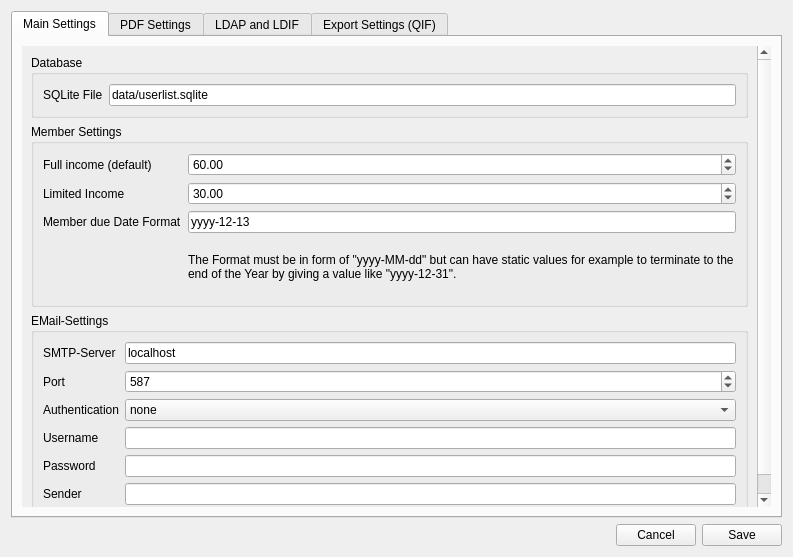
First picture: the form in forms/settings.ui, repository LukyLuke/PiTres, before the edit.
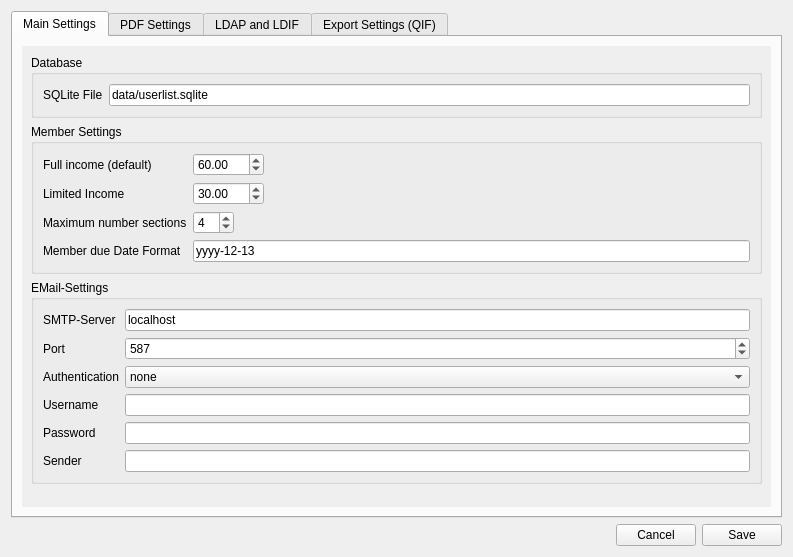
Second picture: the form after the edit.

Commit message: Added FIO and special texts and logos for Section on invoices

What changed in the file:
```diff
--- a/forms/settings.ui
+++ b/forms/settings.ui
@@ -86,6 +86,9 @@
               <string>Member Settings</string>
              </property>
              <layout class="QFormLayout" name="formLayout_6">
+              <property name="fieldGrowthPolicy">
+               <enum>QFormLayout::ExpandingFieldsGrow</enum>
+              </property>
               <item row="0" column="0">
                <widget class="QLabel" name="label_23">
                 <property name="text">
@@ -121,35 +124,36 @@
                </widget>
               </item>
               <item row="2" column="0">
+               <widget class="QLabel" name="labelrecommendationsMaxSections">
+                <property name="text">
+                 <string>Maximum number sections</string>
+                </property>
+               </widget>
+              </item>
+              <item row="2" column="1">
+               <widget class="QSpinBox" name="maxNumSections">
+                <property name="minimum">
+                 <number>1</number>
+                </property>
+                <property name="value">
+                 <number>4</number>
+                </property>
+               </widget>
+              </item>
+              <item row="3" column="0">
                <widget class="QLabel" name="label_29">
                 <property name="text">
                  <string>Member due Date Format</string>
                 </property>
                </widget>
               </item>
-              <item row="2" column="1">
+              <item row="3" column="1">
                <widget class="QLineEdit" name="memberDueDate">
                 <property name="text">
                  <string>yyyy-12-13</string>
                 </property>
                </widget>
               </item>
-              <item row="3" column="1">
-               <widget class="QLabel" name="label_30">
-                <property name="sizePolicy">
-                 <sizepolicy hsizetype="Expanding" vsizetype="Preferred">
-                  <horstretch>0</horstretch>
-                  <verstretch>0</verstretch>
-                 </sizepolicy>
-                </property>
-                <property name="text">
-                 <string>The Format must be in form of &quot;yyyy-MM-dd&quot; but can have static values for example to terminate to the end of the Year by giving a value like &quot;yyyy-12-31&quot;.</string>
-                </property>
-                <property name="wordWrap">
-                 <bool>true</bool>
-                </property>
-               </widget>
-              </item>
              </layout>
             </widget>
            </item>
```
Left out of the diff: 29 changed lines with no effect on the pictures. The commit also changes 18 other files.
